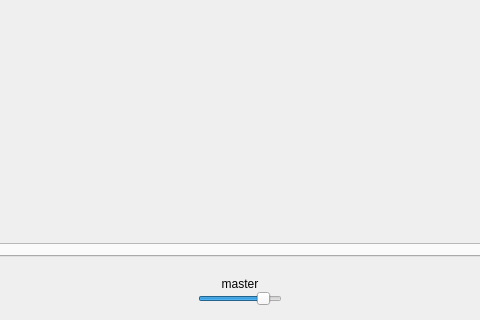
Before: the Qt Designer form src/Common/gui/MainWindow.ui in elieserdejesus/JamTaba, drawn with Qt 5; both pictures show x 340 to 820 and y 123 to 443 of the 1160 by 443 pixel window.
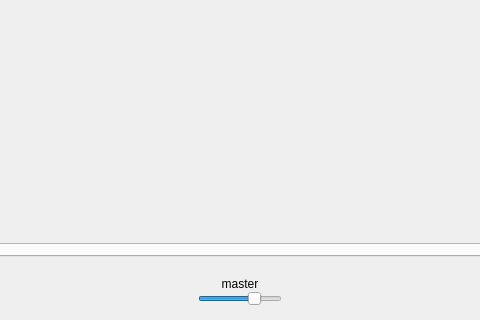
After: the same form once the commit is applied. Icons and pictures are not drawn. Custom widgets are drawn as their Qt base class.

Diff of the .ui file:
```diff
--- a/src/Common/gui/MainWindow.ui
+++ b/src/Common/gui/MainWindow.ui
@@ -232,13 +232,13 @@
          </property>
          <property name="minimumSize">
           <size>
-           <width>120</width>
+           <width>140</width>
            <height>0</height>
           </size>
          </property>
          <property name="maximumSize">
           <size>
-           <width>160</width>
+           <width>180</width>
            <height>16777215</height>
           </size>
          </property>
@@ -271,13 +271,13 @@
             <item>
              <widget class="QSlider" name="masterFader">
               <property name="sizePolicy">
-               <sizepolicy hsizetype="Preferred" vsizetype="Fixed">
+               <sizepolicy hsizetype="Minimum" vsizetype="Expanding">
                 <horstretch>0</horstretch>
                 <verstretch>0</verstretch>
                </sizepolicy>
               </property>
               <property name="maximum">
-               <number>120</number>
+               <number>140</number>
               </property>
               <property name="singleStep">
                <number>10</number>
```
Left out of the diff: 4 changed lines with no effect on the pictures.
